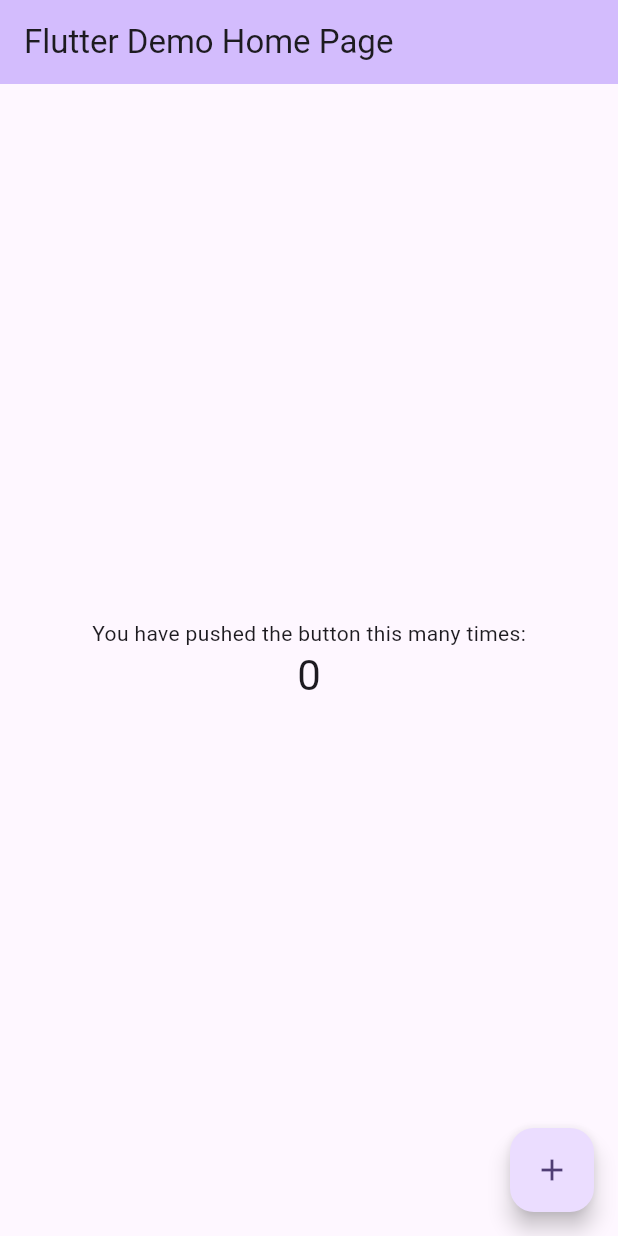
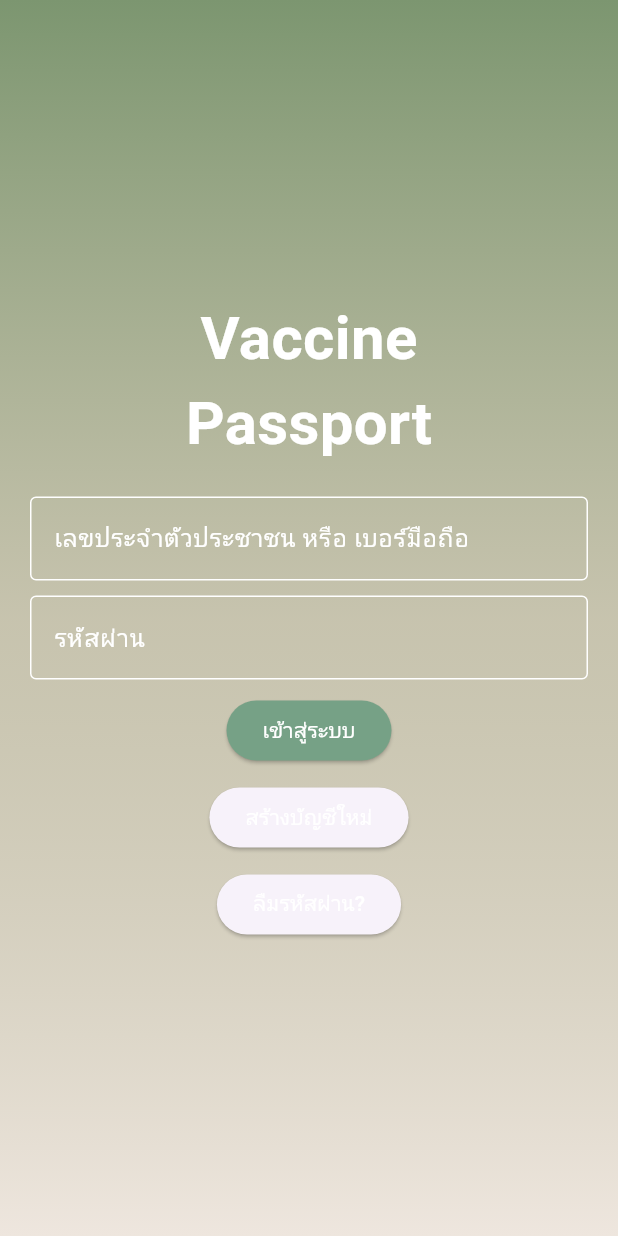
Before and after one commit to u6587051/DST66-1_ITDS283_MobileApplication, a Flutter app: the screen it shows after launch, on a phone screen of 412 x 824 dp. Run offline on Flutter 3.47's test engine with Material 3 defaults, Android fonts, the phone set to English and light mode, and no system bars; Roboto replaces fonts that are missing (Kanit).

Commit message:
Login + Main
Set up Main and Page folder , and Build Stateless Login Page

```diff
--- a/pj_vaccinepassport/lib/main.dart
+++ b/pj_vaccinepassport/lib/main.dart
@@ -1,4 +1,5 @@
 import 'package:flutter/material.dart';
+import 'package:pj_vaccinepassport/pages/Login_Page.dart';
 
 void main() {
   runApp(const MyApp());
@@ -7,119 +8,12 @@
 class MyApp extends StatelessWidget {
   const MyApp({super.key});
 
-  // This widget is the root of your application.
   @override
   Widget build(BuildContext context) {
-    return MaterialApp(
-      title: 'Flutter Demo',
-      theme: ThemeData(
-        // This is the theme of your application.
-        //
-        // TRY THIS: Try running your application with "flutter run". You'll see
-        // the application has a purple toolbar. Then, without quitting the app,
-        // try changing the seedColor in the colorScheme below to Colors.green
-        // and then invoke "hot reload" (save your changes or press the "hot
-        // reload" button in a Flutter-supported IDE, or press "r" if you used
-        // the command line to start the app).
-        //
-        // Notice that the counter didn't reset back to zero; the application
-        // state is not lost during the reload. To reset the state, use hot
-        // restart instead.
-        //
-        // This works for code too, not just values: Most code changes can be
-        // tested with just a hot reload.
-        colorScheme: ColorScheme.fromSeed(seedColor: Colors.deepPurple),
-        useMaterial3: true,
-      ),
-      home: const MyHomePage(title: 'Flutter Demo Home Page'),
+    return const MaterialApp(
+      title: 'Vaccine Passport',
+      debugShowCheckedModeBanner: false,
+      home: LogInPage()
     );
   }
 }
-
-class MyHomePage extends StatefulWidget {
-  const MyHomePage({super.key, required this.title});
-
-  // This widget is the home page of your application. It is stateful, meaning
-  // that it has a State object (defined below) that contains fields that affect
-  // how it looks.
-
-  // This class is the configuration for the state. It holds the values (in this
-  // case the title) provided by the parent (in this case the App widget) and
-  // used by the build method of the State. Fields in a Widget subclass are
-  // always marked "final".
-
-  final String title;
-
-  @override
-  State<MyHomePage> createState() => _MyHomePageState();
-}
-
-class _MyHomePageState extends State<MyHomePage> {
-  int _counter = 0;
-
-  void _incrementCounter() {
-    setState(() {
-      // This call to setState tells the Flutter framework that something has
-      // changed in this State, which causes it to rerun the build method below
-      // so that the display can reflect the updated values. If we changed
-      // _counter without calling setState(), then the build method would not be
-      // called again, and so nothing would appear to happen.
-      _counter++;
-    });
-  }
-
-  @override
-  Widget build(BuildContext context) {
-    // This method is rerun every time setState is called, for instance as done
-    // by the _incrementCounter method above.
-    //
-    // The Flutter framework has been optimized to make rerunning build methods
-    // fast, so that you can just rebuild anything that needs updating rather
-    // than having to individually change instances of widgets.
-    return Scaffold(
-      appBar: AppBar(
-        // TRY THIS: Try changing the color here to a specific color (to
-        // Colors.amber, perhaps?) and trigger a hot reload to see the AppBar
-        // change color while the other colors stay the same.
-        backgroundColor: Theme.of(context).colorScheme.inversePrimary,
-        // Here we take the value from the MyHomePage object that was created by
-        // the App.build method, and use it to set our appbar title.
-        title: Text(widget.title),
-      ),
-      body: Center(
-        // Center is a layout widget. It takes a single child and positions it
-        // in the middle of the parent.
-        child: Column(
-          // Column is also a layout widget. It takes a list of children and
-          // arranges them vertically. By default, it sizes itself to fit its
-          // children horizontally, and tries to be as tall as its parent.
-          //
-          // Column has various properties to control how it sizes itself and
-          // how it positions its children. Here we use mainAxisAlignment to
-          // center the children vertically; the main axis here is the vertical
-          // axis because Columns are vertical (the cross axis would be
-          // horizontal).
-          //
-          // TRY THIS: Invoke "debug painting" (choose the "Toggle Debug Paint"
-          // action in the IDE, or press "p" in the console), to see the
-          // wireframe for each widget.
-          mainAxisAlignment: MainAxisAlignment.center,
-          children: <Widget>[
-            const Text(
-              'You have pushed the button this many times:',
-            ),
-            Text(
-              '$_counter',
-              style: Theme.of(context).textTheme.headlineMedium,
-            ),
-          ],
-        ),
-      ),
-      floatingActionButton: FloatingActionButton(
-        onPressed: _incrementCounter,
-        tooltip: 'Increment',
-        child: const Icon(Icons.add),
-      ), // This trailing comma makes auto-formatting nicer for build methods.
-    );
-  }
-}
--- /dev/null
+++ b/pj_vaccinepassport/lib/pages/Login_Page.dart
@@ -0,0 +1,104 @@
+import 'package:flutter/material.dart';
+
+class LogInPage extends StatelessWidget {
+  const LogInPage({super.key});
+
+  @override
+  Widget build(BuildContext context) {
+    return Scaffold(
+      body: Container(
+        decoration: BoxDecoration(
+          gradient: LinearGradient(
+            begin: Alignment.topCenter,
+            end: Alignment.bottomCenter,
+            colors: [Color(0xFF7C9670), Color(0xB2AFAD8B), Color(0xFFEEE6DE)],
+          ),
+        ),
+        child: Padding(
+          padding: const EdgeInsets.all(20.0),
+          child: Column(
+            mainAxisAlignment: MainAxisAlignment.center,
+            children: [
+              Text(
+                'Vaccine',
+                style: TextStyle(
+                  color: Colors.white,
+                  fontSize: 40,
+                  fontFamily: 'Kanit',
+                  fontWeight: FontWeight.bold,
+                ),
+              ),
+              Text(
+                'Passport',
+                style: TextStyle(
+                  color: Colors.white,
+                  fontSize: 40,
+                  fontFamily: 'Kanit',
+                  fontWeight: FontWeight.bold,
+                ),
+              ),
+              SizedBox(height: 20),
+              TextField(
+                decoration: InputDecoration(
+                  labelText: 'เลขประจำตัวประชาชน หรือ เบอร์มือถือ',
+                  labelStyle: TextStyle(color: Colors.white),
+                  enabledBorder: OutlineInputBorder(
+                    borderSide: BorderSide(color: Colors.white),
+                  ),
+                  focusedBorder: OutlineInputBorder(
+                    borderSide: BorderSide(color: Colors.white),
+                  ),
+                ),
+                style: TextStyle(color: Colors.white),
+              ),
+              SizedBox(height: 10),
+              TextField(
+                obscureText: true,
+                decoration: InputDecoration(
+                  labelText: 'รหัสผ่าน',
+                  labelStyle: TextStyle(color: Colors.white),
+                  enabledBorder: OutlineInputBorder(
+                    borderSide: BorderSide(color: Colors.white),
+                  ),
+                  focusedBorder: OutlineInputBorder(
+                    borderSide: BorderSide(color: Colors.white),
+                  ),
+                ),
+                style: TextStyle(color: Colors.white),
+              ),
+              SizedBox(height: 10),
+              ElevatedButton(
+                onPressed: () {},
+                style: ElevatedButton.styleFrom(
+                  primary: Color(0xFF76A186),
+                  onPrimary: Colors.white,
+                ),
+                child: Text('เข้าสู่ระบบ'),
+              ),
+              SizedBox(height: 10),
+              ElevatedButton(
+                onPressed: () {
+
+                },
+                child: Text(
+                  'สร้างบัญชีใหม่',
+                  style: TextStyle(color: Colors.white),
+                ),
+              ),
+              SizedBox(height: 10),
+              ElevatedButton(
+                onPressed: () {
+
+                },
+                child: Text(
+                  'ลืมรหัสผ่าน?',
+                  style: TextStyle(color: Colors.white),
+                ),
+              ),
+            ],
+          ),
+        ),
+      ),
+    );
+  }
+}
--- a/pj_vaccinepassport/pubspec.yaml
+++ b/pj_vaccinepassport/pubspec.yaml
@@ -35,6 +35,7 @@ dependencies:
   # The following adds the Cupertino Icons font to your application.
   # Use with the CupertinoIcons class for iOS style icons.
   cupertino_icons: ^1.0.2
+  go_router: ^13.2.2
 
 dev_dependencies:
   flutter_test:
```
Also changed, not shown: pj_vaccinepassport/lib/pages/Home_Page.dart (added), pj_vaccinepassport/pubspec.lock.
